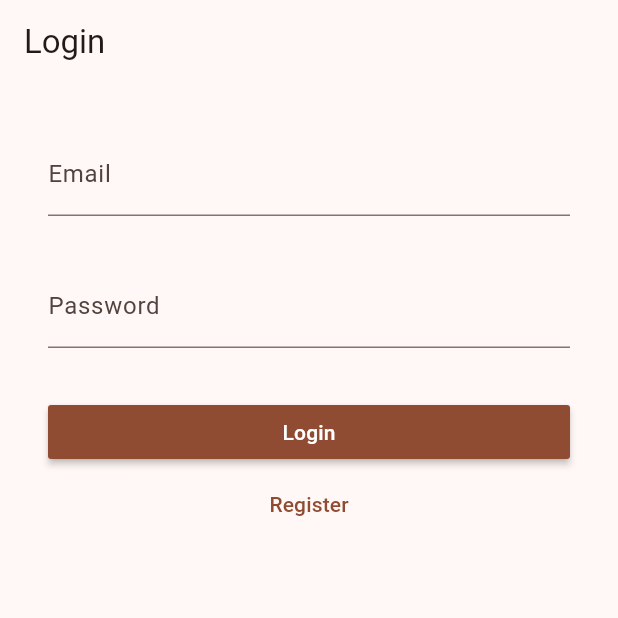
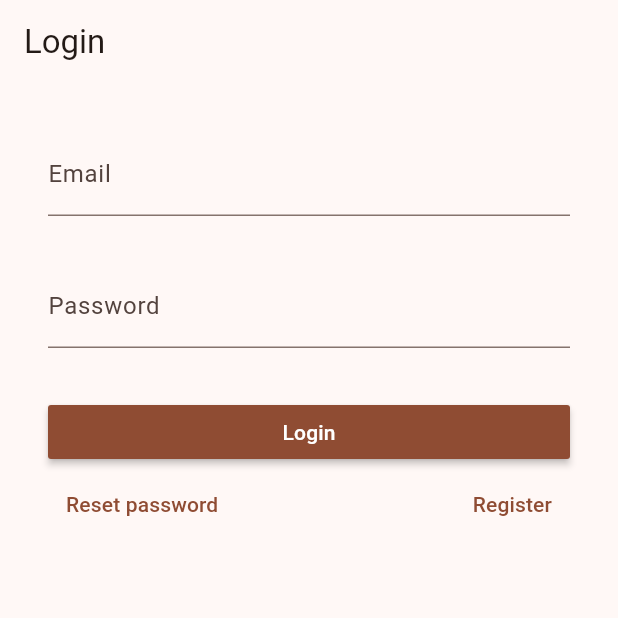
Before and after one commit to SolunarNexus/BooKeeping-App, a Flutter app: the screen it shows after launch, on a phone screen of 412 x 824 dp, the top half of it. Run offline on Flutter 3.47's test engine with Material 3 defaults, Android fonts, the phone set to English and light mode, and no system bars; our stand-ins replace firebase_auth, firebase_core; missing offline and left inert: form_validation; accounts and stored records are empty.

Commit message:
added password reset

```diff
--- a/lib/authentication/widget/login.dart
+++ b/lib/authentication/widget/login.dart
@@ -1,10 +1,11 @@
 import 'package:book_keeping/authentication/widget/register.dart';
+import 'package:book_keeping/authentication/widget/reset_password.dart';
 import 'package:firebase_auth/firebase_auth.dart';
 import 'package:flutter/material.dart';
 import 'package:form_validation/form_validation.dart';
 
 class Login extends StatefulWidget {
-  const Login({Key? key}) : super(key: key);
+  const Login({super.key});
 
   @override
   State<Login> createState() => _LoginState();
@@ -24,7 +25,6 @@ class _LoginState extends State<Login> {
           Form(
             key: _formKey,
             child: Column(
-              crossAxisAlignment: CrossAxisAlignment.start,
               children: [
                 TextFormField(
                   controller: _emailController,
@@ -65,6 +65,17 @@ class _LoginState extends State<Login> {
               ],
             ),
           ),
+          Row(
+            children: [
+              TextButton(
+                onPressed: () {
+                  Navigator.of(context).push(MaterialPageRoute(
+                    builder: (context) => const ResetPassword(),
+                  ));
+                },
+                child: const Text("Reset password"),
+              ),
+              const Spacer(),
               TextButton(
                 onPressed: () {
                   Navigator.of(context).push(MaterialPageRoute(
@@ -72,6 +83,8 @@ class _LoginState extends State<Login> {
                   ));
                 },
                 child: const Text("Register"),
+              ),
+            ],
           )
         ],
       ),
--- a/lib/authentication/widget/register.dart
+++ b/lib/authentication/widget/register.dart
@@ -26,7 +26,6 @@ class _RegisterState extends State<Register> {
         child: Form(
           key: _formKey,
           child: Column(
-            crossAxisAlignment: CrossAxisAlignment.start,
             children: [
               TextFormField(
                 controller: _emailController,
```
Also changed, not shown: lib/authentication/widget/reset_password.dart (added, +66 -0 lines). Lines whose indentation alone changed are shown as unchanged.
